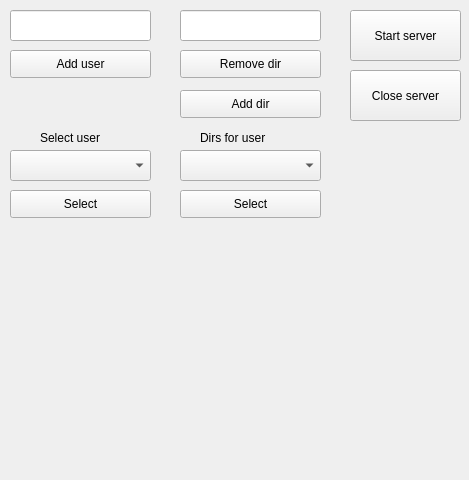
vega-d/CatClient, file qt/main_qt.ui: the form before one commit.
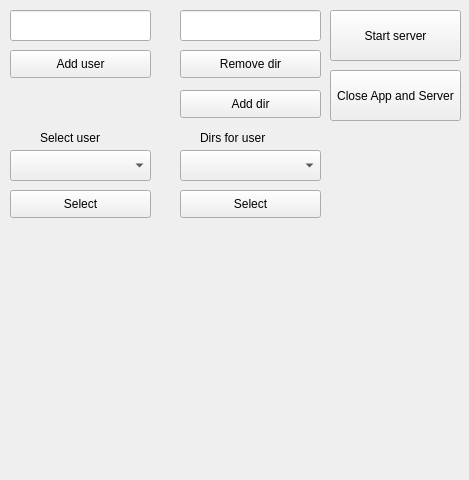
The form after the commit.

Commit message: PyQT fix - work 'close app and server' in qt

What changed in the file:
```diff
--- a/qt/main_qt.ui
+++ b/qt/main_qt.ui
@@ -16,14 +16,14 @@
   <widget class="QPushButton" name="close_server">
    <property name="geometry">
     <rect>
-     <x>350</x>
+     <x>330</x>
      <y>70</y>
-     <width>111</width>
+     <width>131</width>
      <height>51</height>
     </rect>
    </property>
    <property name="text">
-    <string>Close server</string>
+    <string>Close App and Server</string>
    </property>
   </widget>
   <widget class="QComboBox" name="list_user">
@@ -160,9 +160,9 @@
   <widget class="QPushButton" name="start_button">
    <property name="geometry">
     <rect>
-     <x>350</x>
+     <x>330</x>
      <y>10</y>
-     <width>111</width>
+     <width>131</width>
      <height>51</height>
     </rect>
    </property>
```
The commit also changes 4 other files.
